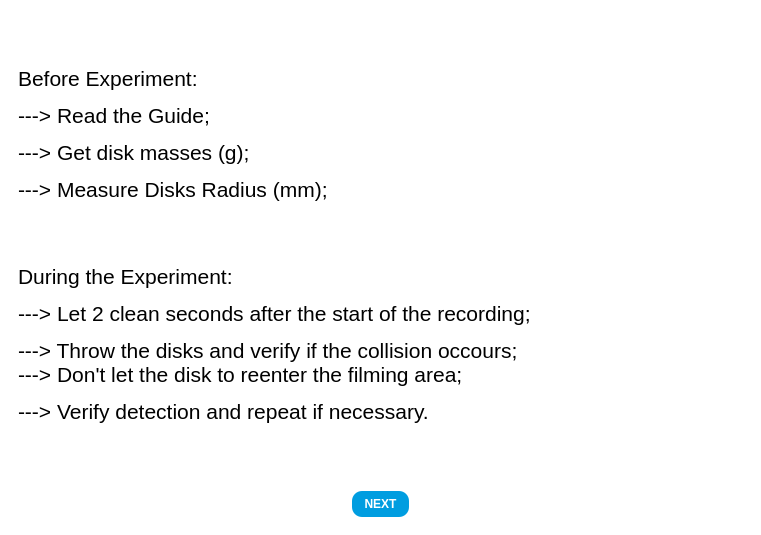
First picture: the form in gui.ui, repository MestreHq5/Collision-Study, before the edit.
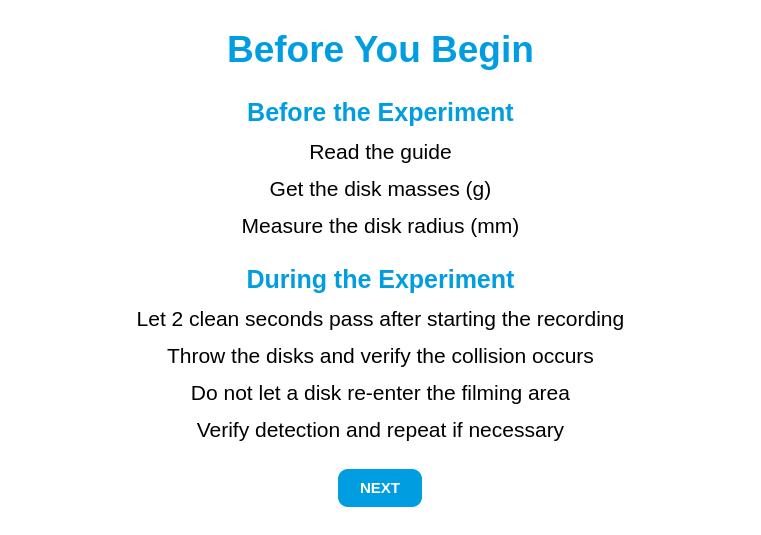
Second picture: the form after the edit. The open tabs and pages were chosen to show the change. Icons and pictures are not drawn.

The edit to the form file:
```diff
--- a/gui.ui
+++ b/gui.ui
@@ -133,60 +133,137 @@
                         </widget>
                         <widget class="QWidget" name="Page_2">
                             <property name="sizePolicy">
-                                <sizepolicy hsizetype="Maximum" vsizetype="Expanding">
+                                <sizepolicy hsizetype="Expanding" vsizetype="Expanding">
                                     <horstretch>0</horstretch>
                                     <verstretch>0</verstretch>
                                 </sizepolicy>
                             </property>
                             <layout class="QVBoxLayout" name="verticalLayout_4">
+                                <item>
+                                    <spacer name="instructionsTopSpacer">
+                                        <property name="orientation">
+                                            <enum>Qt::Orientation::Vertical</enum>
+                                        </property>
+                                        <property name="sizeHint" stdset="0">
+                                            <size>
+                                                <width>20</width>
+                                                <height>20</height>
+                                            </size>
+                                        </property>
+                                    </spacer>
+                                </item>
                                 <item>
                                     <layout class="QVBoxLayout" name="verticalLayout">
                                         <item>
-                                            <widget class="QLabel" name="instructions">
+                                            <widget class="QLabel" name="instructionsTitle">
+                                                <property name="sizePolicy">
+                                                    <sizepolicy hsizetype="Expanding" vsizetype="Preferred">
+                                                        <horstretch>0</horstretch>
+                                                        <verstretch>0</verstretch>
+                                                    </sizepolicy>
+                                                </property>
+                                                <property name="alignment">
+                                                    <set>Qt::AlignmentFlag::AlignHCenter|Qt::AlignmentFlag::AlignTop</set>
+                                                </property>
                                                 <property name="styleSheet">
                                                     <string notr="true">color: black;
                                                         background-color: white;</string>
                                                 </property>
                                                 <property name="text">
-                                                    <string>
-                                                        &lt;html&gt;&lt;head/&gt;&lt;body&gt;&lt;p&gt;&lt;span
-                                                        style=&quot; font-size:16pt;&quot;&gt;Before
-                                                        Experiment:
-                                                        &lt;/span&gt;&lt;/p&gt;&lt;p&gt;&lt;span
-                                                        style=&quot;
-                                                        font-size:16pt;&quot;&gt;---&amp;gt; Read
-                                                        the
-                                                        Guide;&lt;/span&gt;&lt;/p&gt;&lt;p&gt;&lt;span
-                                                        style=&quot;
-                                                        font-size:16pt;&quot;&gt;---&amp;gt; Get
-                                                        disk masses
-                                                        (g);&lt;/span&gt;&lt;/p&gt;&lt;p&gt;&lt;span
-                                                        style=&quot;
-                                                        font-size:16pt;&quot;&gt;---&amp;gt; Measure
-                                                        Disks Radius
-                                                        (mm);&lt;/span&gt;&lt;/p&gt;&lt;p&gt;&lt;span
-                                                        style=&quot;
-                                                        font-size:16pt;&quot;&gt;&lt;br/&gt;&lt;/span&gt;&lt;/p&gt;&lt;p&gt;&lt;span
-                                                        style=&quot; font-size:16pt;&quot;&gt;During
-                                                        the Experiment:
-                                                        &lt;/span&gt;&lt;/p&gt;&lt;p&gt;&lt;span
-                                                        style=&quot;
-                                                        font-size:16pt;&quot;&gt;---&amp;gt; Let 2
-                                                        clean seconds after the start of the
-                                                        recording;&lt;/span&gt;&lt;/p&gt;&lt;p&gt;&lt;span
-                                                        style=&quot;
-                                                        font-size:16pt;&quot;&gt;---&amp;gt; Throw
-                                                        the disks and verify if the collision
-                                                        occours;&lt;br/&gt;---&amp;gt; Don't let the
-                                                        disk to reenter the filming
-                                                        area;&lt;/span&gt;&lt;/p&gt;&lt;p&gt;&lt;span
-                                                        style=&quot;
-                                                        font-size:16pt;&quot;&gt;---&amp;gt; Verify
-                                                        detection and repeat if
-                                                        necessary.&lt;br/&gt;&lt;/span&gt;&lt;/p&gt;&lt;/body&gt;&lt;/html&gt;</string>
+                                                    <string>&lt;html&gt;&lt;head/&gt;&lt;body&gt;&lt;p align=&quot;center&quot;&gt;&lt;span style=&quot; font-size:28pt; font-weight:700; color:#009de0;&quot;&gt;Before You Begin&lt;/span&gt;&lt;/p&gt;&lt;/body&gt;&lt;/html&gt;</string>
                                                 </property>
                                             </widget>
                                         </item>
+                                        <item>
+                                            <spacer name="instructionsMidSpacer">
+                                                <property name="orientation">
+                                                    <enum>Qt::Orientation::Vertical</enum>
+                                                </property>
+                                                <property name="sizeHint" stdset="0">
+                                                    <size>
+                                                        <width>20</width>
+                                                        <height>24</height>
+                                                    </size>
+                                                </property>
+                                            </spacer>
+                                        </item>
+                                        <item>
+                                            <widget class="QLabel" name="instructionsBefore">
+                                                <property name="sizePolicy">
+                                                    <sizepolicy hsizetype="Expanding" vsizetype="Preferred">
+                                                        <horstretch>0</horstretch>
+                                                        <verstretch>0</verstretch>
+                                                    </sizepolicy>
+                                                </property>
+                                                <property name="alignment">
+                                                    <set>Qt::AlignmentFlag::AlignHCenter|Qt::AlignmentFlag::AlignTop</set>
+                                                </property>
+                                                <property name="styleSheet">
+                                                    <string notr="true">color: black;
+                                                        background-color: white;</string>
+                                                </property>
+                                                <property name="text">
+                                                    <string>&lt;html&gt;&lt;head/&gt;&lt;body&gt;
+&lt;p align=&quot;center&quot;&gt;&lt;span style=&quot; font-size:19pt; font-weight:700; color:#009de0;&quot;&gt;Before the Experiment&lt;/span&gt;&lt;/p&gt;
+&lt;p align=&quot;center&quot;&gt;&lt;span style=&quot; font-size:16pt;&quot;&gt;Read the guide&lt;/span&gt;&lt;/p&gt;
+&lt;p align=&quot;center&quot;&gt;&lt;span style=&quot; font-size:16pt;&quot;&gt;Get the disk masses (g)&lt;/span&gt;&lt;/p&gt;
+&lt;p align=&quot;center&quot;&gt;&lt;span style=&quot; font-size:16pt;&quot;&gt;Measure the disk radius (mm)&lt;/span&gt;&lt;/p&gt;
+&lt;/body&gt;&lt;/html&gt;</string>
+                                                </property>
+                                            </widget>
+                                        </item>
+                                        <item>
+                                            <spacer name="instructionsMidSpacer2">
+                                                <property name="orientation">
+                                                    <enum>Qt::Orientation::Vertical</enum>
+                                                </property>
+                                                <property name="sizeHint" stdset="0">
+                                                    <size>
+                                                        <width>20</width>
+                                                        <height>24</height>
+                                                    </size>
+                                                </property>
+                                            </spacer>
+                                        </item>
+                                        <item>
+                                            <widget class="QLabel" name="instructionsDuring">
+                                                <property name="sizePolicy">
+                                                    <sizepolicy hsizetype="Expanding" vsizetype="Preferred">
+                                                        <horstretch>0</horstretch>
+                                                        <verstretch>0</verstretch>
+                                                    </sizepolicy>
+                                                </property>
+                                                <property name="alignment">
+                                                    <set>Qt::AlignmentFlag::AlignHCenter|Qt::AlignmentFlag::AlignTop</set>
+                                                </property>
+                                                <property name="styleSheet">
+                                                    <string notr="true">color: black;
+                                                        background-color: white;</string>
+                                                </property>
+                                                <property name="text">
+                                                    <string>&lt;html&gt;&lt;head/&gt;&lt;body&gt;
+&lt;p align=&quot;center&quot;&gt;&lt;span style=&quot; font-size:19pt; font-weight:700; color:#009de0;&quot;&gt;During the Experiment&lt;/span&gt;&lt;/p&gt;
+&lt;p align=&quot;center&quot;&gt;&lt;span style=&quot; font-size:16pt;&quot;&gt;Let 2 clean seconds pass after starting the recording&lt;/span&gt;&lt;/p&gt;
+&lt;p align=&quot;center&quot;&gt;&lt;span style=&quot; font-size:16pt;&quot;&gt;Throw the disks and verify the collision occurs&lt;/span&gt;&lt;/p&gt;
+&lt;p align=&quot;center&quot;&gt;&lt;span style=&quot; font-size:16pt;&quot;&gt;Do not let a disk re-enter the filming area&lt;/span&gt;&lt;/p&gt;
+&lt;p align=&quot;center&quot;&gt;&lt;span style=&quot; font-size:16pt;&quot;&gt;Verify detection and repeat if necessary&lt;/span&gt;&lt;/p&gt;
+&lt;/body&gt;&lt;/html&gt;</string>
+                                                </property>
+                                            </widget>
+                                        </item>
+                                        <item>
+                                            <spacer name="instructionsMidSpacer3">
+                                                <property name="orientation">
+                                                    <enum>Qt::Orientation::Vertical</enum>
+                                                </property>
+                                                <property name="sizeHint" stdset="0">
+                                                    <size>
+                                                        <width>20</width>
+                                                        <height>24</height>
+                                                    </size>
+                                                </property>
+                                            </spacer>
+                                        </item>
                                         <item alignment="Qt::AlignmentFlag::AlignHCenter">
                                             <widget class="QPushButton" name="btnNext2">
                                                 <property name="styleSheet">
@@ -194,7 +271,8 @@
                                                         color: white;
                                                         background-color: #009de0;
                                                         border-radius: 10px;
-                                                        padding: 6px 12px;
+                                                        padding: 10px 22px;
+                                                        font-size: 15px;
                                                         font-weight: bold;
                                                         }
 
@@ -220,6 +298,19 @@
                                         </item>
                                     </layout>
                                 </item>
+                                <item>
+                                    <spacer name="instructionsBottomSpacer">
+                                        <property name="orientation">
+                                            <enum>Qt::Orientation::Vertical</enum>
+                                        </property>
+                                        <property name="sizeHint" stdset="0">
+                                            <size>
+                                                <width>20</width>
+                                                <height>20</height>
+                                            </size>
+                                        </property>
+                                    </spacer>
+                                </item>
                             </layout>
                         </widget>
                         <widget class="QWidget" name="Page_3">
```
Left out of the diff: 10 changed lines with no effect on the pictures.
